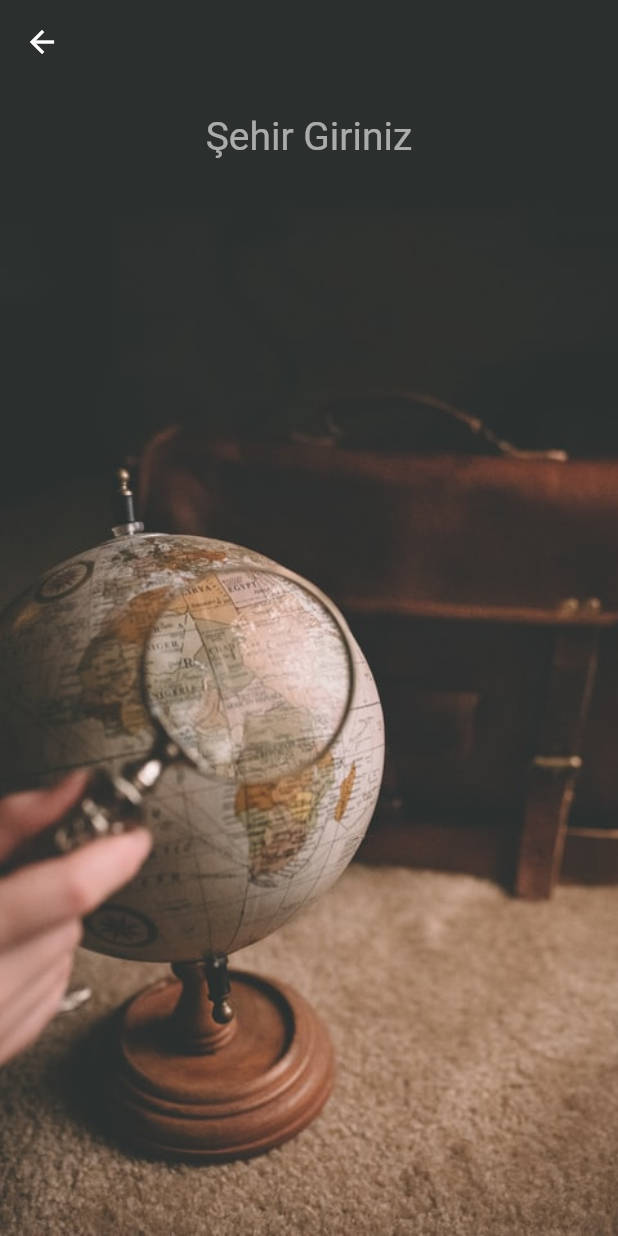
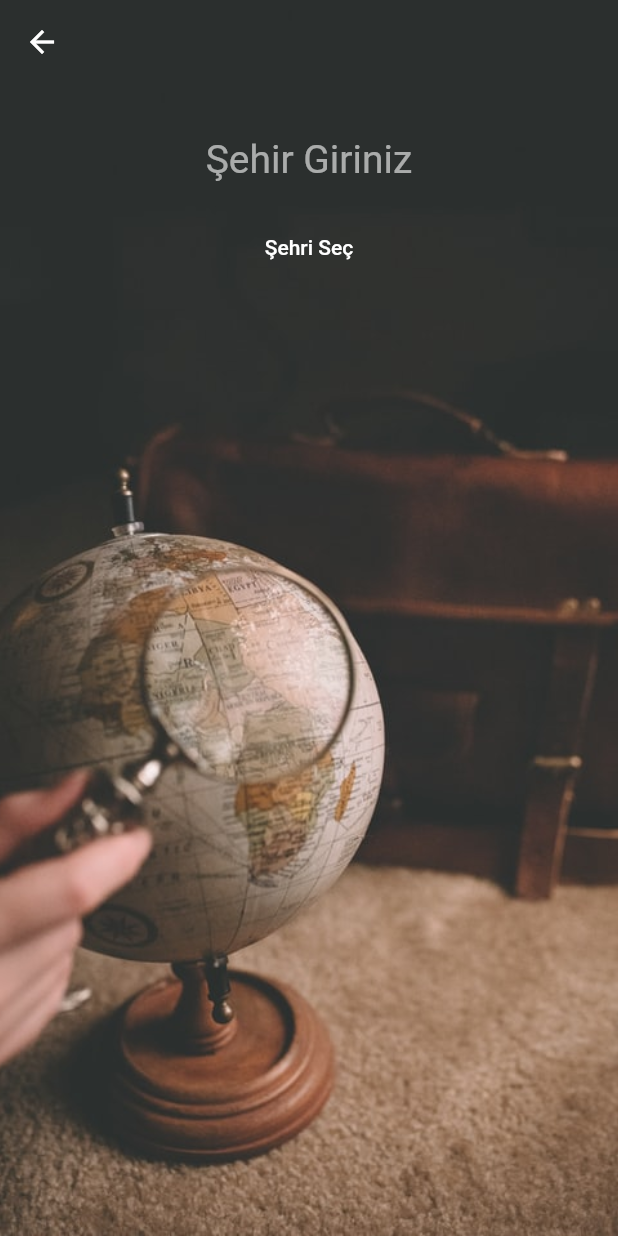
Before and after one commit to NazmiCyln/Weather_Forecast, a Flutter app: the SearchPage screen opened directly, on a phone screen of 412 x 824 dp. Run offline on Flutter 3.47's test engine with Material 2 defaults, Android fonts, the phone set to English and light mode, and no system bars; our stand-ins replace fluttertoast, geolocator.

Commit message:
konum bilgisi erişildi apiden veri çekildi

```diff
--- a/lib/main.dart
+++ b/lib/main.dart
@@ -1,4 +1,5 @@
 import 'package:flutter/material.dart';
+import 'package:flutter/services.dart';
 import 'package:hava_durumu/home_page.dart';
 
 void main() {
@@ -11,7 +12,9 @@ class MyApp extends StatelessWidget {
   // This widget is the root of your application.
   @override
   Widget build(BuildContext context) {
+    SystemChrome.setEnabledSystemUIMode(SystemUiMode.immersive);
     return MaterialApp(
+      debugShowCheckedModeBanner: false,
       title: 'Hava Durumu',
       theme: ThemeData.dark(),
       home: HomePage(),
--- a/lib/search_page.dart
+++ b/lib/search_page.dart
@@ -1,4 +1,7 @@
+import 'dart:convert';
 import 'package:flutter/material.dart';
+import 'package:fluttertoast/fluttertoast.dart';
+import 'package:http/http.dart' as http;
 
 class SearchPage extends StatefulWidget {
   @override
@@ -6,6 +9,8 @@ class SearchPage extends StatefulWidget {
 }
 
 class _SearchPageState extends State<SearchPage> {
+  final myController = TextEditingController();
+
   @override
   Widget build(BuildContext context) {
     return Container(
@@ -25,17 +30,36 @@ class _SearchPageState extends State<SearchPage> {
         backgroundColor: Colors.transparent,
         body: Center(
           child: Column(
-            children: const [
+            children: [
+              const SizedBox(
+                height: 15,
+              ),
               Padding(
-                padding: EdgeInsets.symmetric(horizontal: 60),
+                padding: const EdgeInsets.symmetric(horizontal: 60),
                 child: TextField(
-                  decoration: InputDecoration(
+                  controller: myController,
+                  decoration: const InputDecoration(
                     hintText: "Şehir Giriniz",
                     border: OutlineInputBorder(borderSide: BorderSide.none),
                   ),
                   textAlign: TextAlign.center,
                   style: TextStyle(fontSize: 26),
                 ),
+              ),
+              FlatButton(
+                onPressed: () async {
+                  var response = await http.get(
+                    Uri.https(
+                      "www.metaweather.com",
+                      "/api/location/search/",
+                      {"query": "${myController.text}"},
+                    ),
+                  );
+                  jsonDecode(response.body).isEmpty
+                      ? Fluttertoast.showToast(msg: "Hatalı Şehir Seçimi!")
+                      : Navigator.pop(context, myController.text);
+                },
+                child: Text("Şehri Seç"),
               ),
             ],
           ),
--- a/pubspec.yaml
+++ b/pubspec.yaml
@@ -30,6 +30,8 @@ dependencies:
   flutter:
     sdk: flutter
   http: ^0.13.4
+  fluttertoast:
+  geolocator: ^8.0.5
 
 
   # The following adds the Cupertino Icons font to your application.
```
Also changed, not shown: lib/home_page.dart (+89 -12 lines), pubspec.lock, 4 other files.
